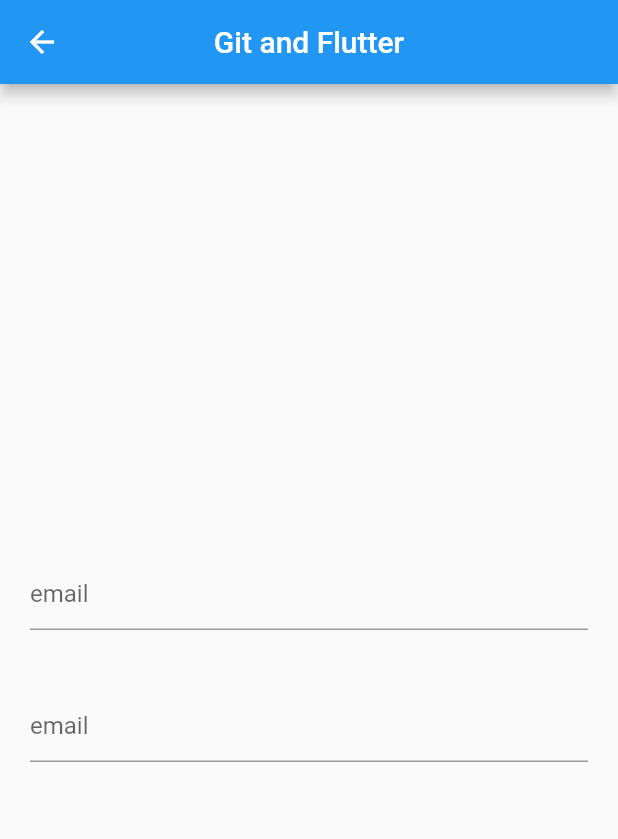
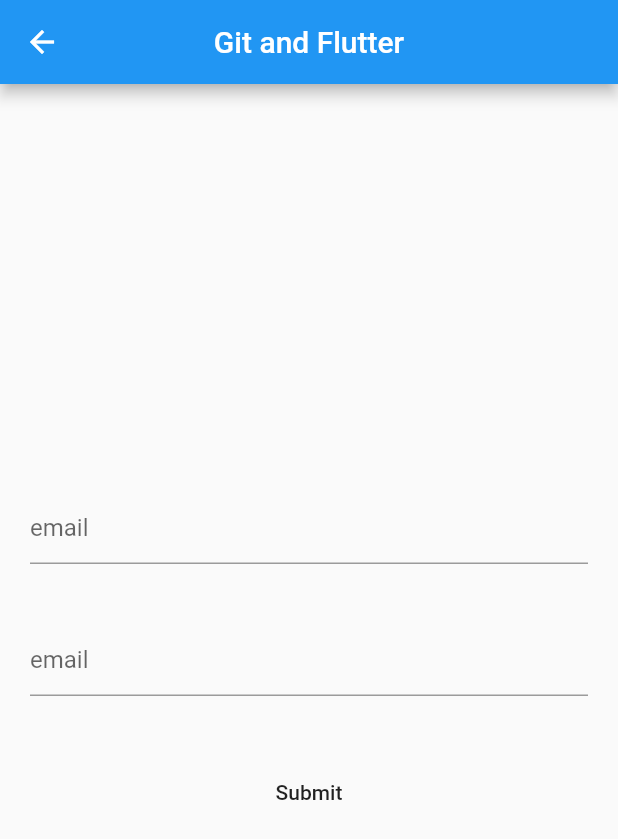
Before and after one commit to gupta29470/GitFlutter, a Flutter app: the Auth screen opened directly, on a phone screen of 412 x 824 dp. Shown: the top 839 px of the screen. Run offline on Flutter 3.47's test engine with Material 2 defaults, Android fonts, the phone set to English and light mode, and no system bars.

Commit message:
added submit button in auth file

```diff
--- a/lib/auth.dart
+++ b/lib/auth.dart
@@ -31,6 +31,13 @@ class Auth extends StatelessWidget{
                         ),
                       ),
                     ),
+                    Padding(
+                      padding: const EdgeInsets.all(20.0),
+                      child: FlatButton(
+                        child: Text("Submit"),
+                        onPressed: () => {},
+                      ),
+                    ),
                   ],
                 ),
               ),
```
